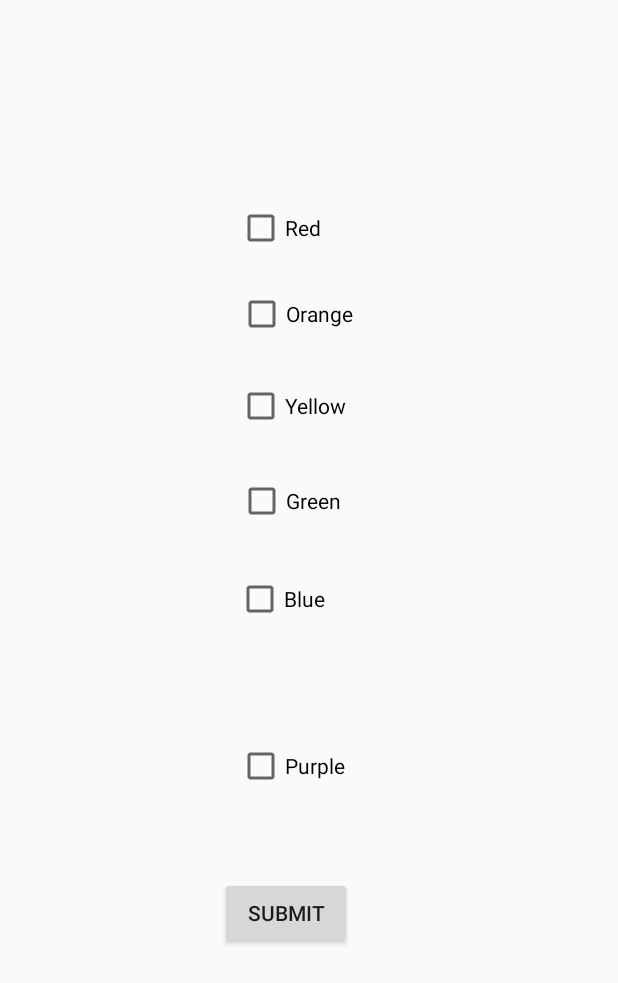
After one commit to bobaboys/team_project, an Android app: the HelperSignUpTags screen opened directly, with no data from a screen before it, on a phone screen of 412 x 824 dp. The commit adds this screen. Shown: the top 983 px of the screen. Run offline under Robolectric (Android 15) with nearby library versions, the phone set to English and light mode, and no system bars; libraries missing offline, so code that uses them is left out: com.parse.

Commit message:
I created the skeleton of the tags that will be attached to each helper profile. Currently the tags are just colors, but will be changed later as the app becomes more developed. Created a HelperTags class in the ParseServer, and the user in the HelperTags points to the user in the User class in the ParseServer. When you sign up and choose to be a HELPER, the app will take you to a page with a list of checkboxes, and the user can choose to select any colors they want (can select as many as they want). This will then be passed into the server and saved under HelperTags, where the user and the color selected are both saved.
Next step is to start working on the helper profile, where the tags the helper has will appear under the profile. In the future to make it more user friendly, we can have the option to edit tags anytime, but that can be saved for a bit later. Also I don't know if my code is the most clean because I'm essentially hardcoding in all the checkbox colors, but I did create a ParseServer class with all of the colors on there...maybe there is a way I can use this--will think more about that.

Also saw Javier's comments on my last commit, will definitely work on that too. :)

```diff
--- a/app/src/main/AndroidManifest.xml
+++ b/app/src/main/AndroidManifest.xml
@@ -13,7 +13,9 @@
         android:supportsRtl="true"
         android:theme="@style/AppTheme.NoActionBar"
         android:usesCleartextTraffic="true">
-        <activity android:name=".SignUpActivity"></activity>
+        <activity android:name=".HelperSignUpTags">
+        </activity>
+        <activity android:name=".SignUpActivity" />
         <activity android:name=".LoginActivity">
             <intent-filter>
                 <action android:name="android.intent.action.MAIN" />
@@ -21,15 +23,13 @@
                 <category android:name="android.intent.category.LAUNCHER" />
             </intent-filter>
         </activity>
-
-        <activity android:name=".SearchPageActivity"></activity>
+        <activity android:name=".SearchPageActivity" />
         <activity android:name=".HelperBiosActivity" />
         <activity android:name=".HelperDetails" />
         <activity android:name=".OpenChatActivity" />
         <activity
             android:name=".MainActivity"
-            android:label="@string/app_name">
-        </activity>
+            android:label="@string/app_name"></activity>
     </application>
 
 </manifest>
--- /dev/null
+++ b/app/src/main/java/com/example/mentalhealthapp/HelperSignUpTags.java
@@ -0,0 +1,78 @@
+package com.example.mentalhealthapp;
+
+import android.os.Bundle;
+import android.support.v7.app.AppCompatActivity;
+import android.util.Log;
+import android.view.View;
+import android.widget.Button;
+import android.widget.CheckBox;
+
+import com.parse.ParseException;
+import com.parse.ParseObject;
+import com.parse.ParseUser;
+import com.parse.SaveCallback;
+
+import java.util.ArrayList;
+
+public class HelperSignUpTags extends AppCompatActivity {
+
+    CheckBox red;
+    CheckBox orange;
+    CheckBox yellow;
+    CheckBox green;
+    CheckBox blue;
+    CheckBox purple;
+    Button submit;
+
+    @Override
+    protected void onCreate(Bundle savedInstanceState) {
+        super.onCreate(savedInstanceState);
+        setContentView(R.layout.activity_helper_sign_up_tags);
+
+        red = findViewById(R.id.checkBoxRed_Helper);
+        orange = findViewById(R.id.checkBoxOrange_Helper);
+        yellow = findViewById(R.id.checkBoxYellow_Helper);
+        green = findViewById(R.id.checkBoxGreen_Helper);
+        blue = findViewById(R.id.checkBoxBlue_Helper);
+        purple = findViewById(R.id.checkBoxPurple_Helper);
+
+        final ArrayList<CheckBox> checkboxes = new ArrayList<CheckBox>();
+        checkboxes.add(red);
+        checkboxes.add(orange);
+        checkboxes.add(yellow);
+        checkboxes.add(green);
+        checkboxes.add(blue);
+        checkboxes.add(purple);
+
+        submit = findViewById(R.id.btnSubmit_Helper);
+
+        submit.setOnClickListener(new View.OnClickListener() {
+            @Override
+            public void onClick(View v) {
+                ParseUser user = ParseUser.getCurrentUser();
+                //ArrayList<String> checked = new ArrayList<String>();
+                for(int i = 0; i < checkboxes.size(); i++){
+                    CheckBox box = checkboxes.get(i);
+                    if(checkboxes.get(i).isChecked()){
+                        CharSequence text = box.getText();
+                            ParseObject tags = ParseObject.create("HelperTags");
+                            tags.put("user", user);
+                            tags.put("Color", text);
+                            tags.saveInBackground(new SaveCallback() {
+                                @Override
+                                public void done(ParseException e) {
+                                    if(e!=null){
+                                        Log.d("tag", "Error while saving");
+                                        e.printStackTrace();
+                                        return;
+                                    }
+                                }
+                            }); //this saves it onto the server
+                    }
+                }
+            }
+        });
+
+
+    }
+}
--- a/app/src/main/java/com/example/mentalhealthapp/SignUpActivity.java
+++ b/app/src/main/java/com/example/mentalhealthapp/SignUpActivity.java
@@ -51,7 +51,7 @@ public class SignUpActivity extends AppCompatActivity {
         });
     }
 
-    private void signUp(String username, String password, String email, Boolean helper){
+    private void signUp(String username, String password, String email, final Boolean helper){
         ParseUser user = new ParseUser();
         user.setUsername(username);
         user.setPassword(password);
@@ -63,9 +63,16 @@ public class SignUpActivity extends AppCompatActivity {
             public void done(ParseException e) {
                 if(e == null){
                     Log.d("SignUpActivity", "Sign up successful");
-                    final Intent intent = new Intent (SignUpActivity.this, MainActivity.class);
-                    startActivity(intent);
-                    finish();
+                    if(helper){
+                        final Intent intent = new Intent(SignUpActivity.this, HelperSignUpTags.class);
+                        startActivity(intent);
+                        finish();
+                    }else{
+                        final Intent intent = new Intent (SignUpActivity.this, MainActivity.class);
+                        startActivity(intent);
+                        finish();
+                    }
+
                 }else{
                     Log.e("SignUpActivity", "Sign up failure", e);
                     e.printStackTrace();
--- /dev/null
+++ b/app/src/main/res/layout/activity_helper_sign_up_tags.xml
@@ -0,0 +1,108 @@
+<?xml version="1.0" encoding="utf-8"?>
+<android.support.constraint.ConstraintLayout xmlns:android="http://schemas.android.com/apk/res/android"
+    xmlns:app="http://schemas.android.com/apk/res-auto"
+    xmlns:tools="http://schemas.android.com/tools"
+    android:layout_width="match_parent"
+    android:layout_height="match_parent"
+    tools:context=".HelperSignUpTags">
+
+    <CheckBox
+        android:id="@+id/checkBoxRed_Helper"
+        android:layout_width="wrap_content"
+        android:layout_height="wrap_content"
+        android:layout_marginStart="157dp"
+        android:layout_marginLeft="157dp"
+        android:layout_marginTop="136dp"
+        android:layout_marginEnd="198dp"
+        android:layout_marginRight="198dp"
+        android:text="Red"
+        app:layout_constraintEnd_toEndOf="parent"
+        app:layout_constraintStart_toStartOf="parent"
+        app:layout_constraintTop_toTopOf="parent" />
+
+    <CheckBox
+        android:id="@+id/checkBoxOrange_Helper"
+        android:layout_width="wrap_content"
+        android:layout_height="wrap_content"
+        android:layout_marginStart="157dp"
+        android:layout_marginLeft="157dp"
+        android:layout_marginTop="25dp"
+        android:layout_marginEnd="176dp"
+        android:layout_marginRight="176dp"
+        android:text="Orange"
+        app:layout_constraintEnd_toEndOf="parent"
+        app:layout_constraintStart_toStartOf="parent"
+        app:layout_constraintTop_toBottomOf="@+id/checkBoxRed_Helper" />
+
+    <CheckBox
+        android:id="@+id/checkBoxYellow_Helper"
+        android:layout_width="wrap_content"
+        android:layout_height="wrap_content"
+        android:layout_marginStart="157dp"
+        android:layout_marginLeft="157dp"
+        android:layout_marginTop="29dp"
+        android:layout_marginEnd="180dp"
+        android:layout_marginRight="180dp"
+        android:text="Yellow"
+        app:layout_constraintEnd_toEndOf="parent"
+        app:layout_constraintStart_toStartOf="parent"
+        app:layout_constraintTop_toBottomOf="@+id/checkBoxOrange_Helper" />
+
+    <CheckBox
+        android:id="@+id/checkBoxGreen_Helper"
+        android:layout_width="wrap_content"
+        android:layout_height="wrap_content"
+        android:layout_marginStart="157dp"
+        android:layout_marginLeft="157dp"
+        android:layout_marginTop="31dp"
+        android:layout_marginEnd="184dp"
+        android:layout_marginRight="184dp"
+        android:text="Green"
+        app:layout_constraintEnd_toEndOf="parent"
+        app:layout_constraintStart_toStartOf="parent"
+        app:layout_constraintTop_toBottomOf="@+id/checkBoxYellow_Helper" />
+
+    <CheckBox
+        android:id="@+id/checkBoxBlue_Helper"
+        android:layout_width="wrap_content"
+        android:layout_height="wrap_content"
+        android:layout_marginStart="157dp"
+        android:layout_marginLeft="157dp"
+        android:layout_marginTop="33dp"
+        android:layout_marginEnd="195dp"
+        android:layout_marginRight="195dp"
+        android:text="Blue"
+        app:layout_constraintEnd_toEndOf="parent"
+        app:layout_constraintStart_toStartOf="parent"
+        app:layout_constraintTop_toBottomOf="@+id/checkBoxGreen_Helper" />
+
+    <CheckBox
+        android:id="@+id/checkBoxPurple_Helper"
+        android:layout_width="wrap_content"
+        android:layout_height="wrap_content"
+        android:layout_marginStart="157dp"
+        android:layout_marginLeft="157dp"
+        android:layout_marginTop="33dp"
+        android:layout_marginEnd="182dp"
+        android:layout_marginRight="182dp"
+        android:layout_marginBottom="252dp"
+        android:text="Purple"
+        app:layout_constraintBottom_toBottomOf="parent"
+        app:layout_constraintEnd_toEndOf="parent"
+        app:layout_constraintStart_toStartOf="parent"
+        app:layout_constraintTop_toBottomOf="@+id/checkBoxBlue_Helper" />
+
+    <Button
+        android:id="@+id/btnSubmit_Helper"
+        android:layout_width="wrap_content"
+        android:layout_height="wrap_content"
+        android:layout_marginStart="146dp"
+        android:layout_marginLeft="146dp"
+        android:layout_marginTop="58dp"
+        android:layout_marginEnd="177dp"
+        android:layout_marginRight="177dp"
+        android:text="Submit"
+        app:layout_constraintEnd_toEndOf="parent"
+        app:layout_constraintStart_toStartOf="parent"
+        app:layout_constraintTop_toBottomOf="@+id/checkBoxPurple_Helper" />
+</android.support.constraint.ConstraintLayout>
```
